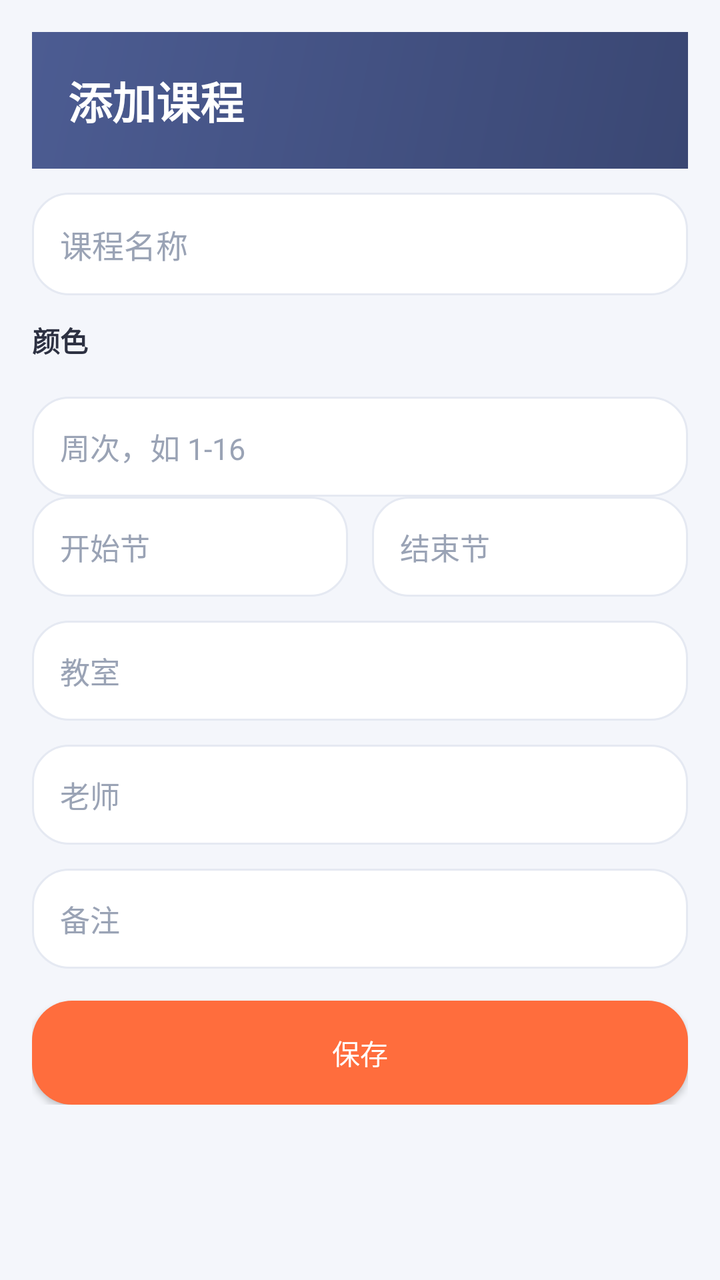
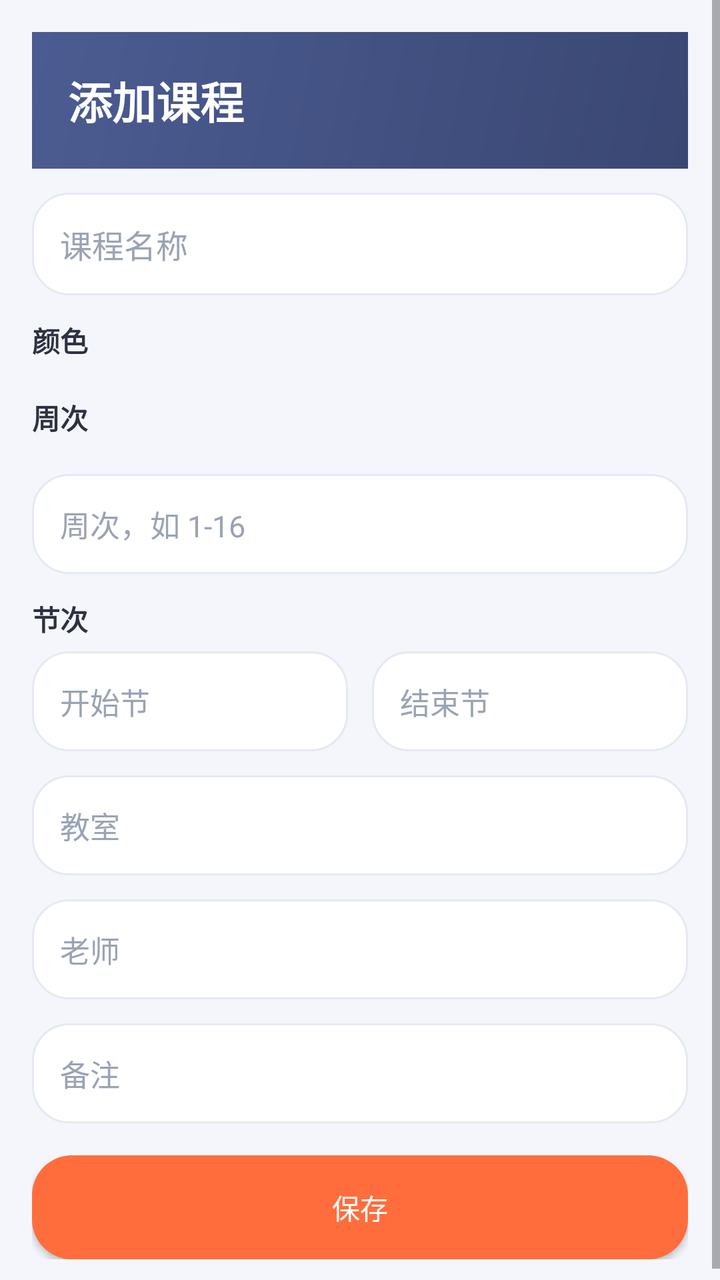

Two renders of the same Android screen: before a commit and after it. Below are the layout's source before the change and the commit's diff.
<!-- AndroidManifest.xml: application theme Theme.QingKebiao -->
<!-- res/layout/activity_add_course.xml -->
<?xml version="1.0" encoding="utf-8"?>
<ScrollView xmlns:android="http://schemas.android.com/apk/res/android"
    android:layout_width="match_parent"
    android:layout_height="match_parent"
    android:background="#F4F6FB">
    <LinearLayout
        android:orientation="vertical"
        android:padding="16dp"
        android:layout_width="match_parent"
        android:layout_height="wrap_content">

        <LinearLayout
            android:orientation="vertical"
            android:background="@drawable/bg_header"
            android:padding="18dp"
            android:layout_width="match_parent"
            android:layout_height="wrap_content">
            <TextView
                android:text="添加课程"
                android:textColor="#FFFFFF"
                android:textSize="22sp"
                android:textStyle="bold"
                android:layout_width="wrap_content"
                android:layout_height="wrap_content" />
        </LinearLayout>

        <EditText
            android:id="@+id/et_course_name"
            android:hint="课程名称"
            android:textSize="16sp"
            android:textColor="#2D3142"
            android:textColorHint="#9AA3B5"
            android:background="@drawable/bg_search_box"
            android:padding="14dp"
            android:layout_marginTop="12dp"
            android:layout_width="match_parent"
            android:layout_height="wrap_content" />

        <TextView
            android:text="颜色"
            android:textSize="14sp"
            android:textStyle="bold"
            android:textColor="#2D3142"
            android:paddingTop="12dp"
            android:paddingBottom="6dp"
            android:layout_width="wrap_content"
            android:layout_height="wrap_content" />
        <HorizontalScrollView
            android:layout_width="match_parent"
            android:layout_height="wrap_content">
            <LinearLayout
                android:id="@+id/color_row"
                android:orientation="horizontal"
                android:layout_width="wrap_content"
                android:layout_height="wrap_content" />
        </HorizontalScrollView>

        <EditText
            android:id="@+id/et_weeks"
            android:hint="周次，如 1-16"
            android:textSize="15sp"
            android:textColor="#2D3142"
            android:textColorHint="#9AA3B5"
            android:background="@drawable/bg_search_box"
            android:padding="14dp"
            android:layout_marginTop="12dp"
            android:layout_width="match_parent"
            android:layout_height="wrap_content" />

        <LinearLayout
            android:orientation="horizontal"
            android:layout_width="match_parent"
            android:layout_height="wrap_content">
            <EditText
                android:id="@+id/et_start"
                android:hint="开始节"
                android:inputType="number"
                android:textSize="15sp"
                android:textColor="#2D3142"
                android:textColorHint="#9AA3B5"
                android:background="@drawable/bg_search_box"
                android:padding="14dp"
                android:layout_weight="1"
                android:layout_marginRight="6dp"
                android:layout_width="0dp"
                android:layout_height="wrap_content" />
            <EditText
                android:id="@+id/et_end"
                android:hint="结束节"
                android:inputType="number"
                android:textSize="15sp"
                android:textColor="#2D3142"
                android:textColorHint="#9AA3B5"
                android:background="@drawable/bg_search_box"
                android:padding="14dp"
                android:layout_weight="1"
                android:layout_marginLeft="6dp"
                android:layout_width="0dp"
                android:layout_height="wrap_content" />
        </LinearLayout>

        <EditText
            android:id="@+id/et_location"
            android:hint="教室"
            android:textSize="15sp"
            android:textColor="#2D3142"
            android:textColorHint="#9AA3B5"
            android:background="@drawable/bg_search_box"
            android:padding="14dp"
            android:layout_marginTop="12dp"
            android:layout_width="match_parent"
            android:layout_height="wrap_content" />
        <EditText
            android:id="@+id/et_teacher"
            android:hint="老师"
            android:textSize="15sp"
            android:textColor="#2D3142"
            android:textColorHint="#9AA3B5"
            android:background="@drawable/bg_search_box"
            android:padding="14dp"
            android:layout_marginTop="12dp"
            android:layout_width="match_parent"
            android:layout_height="wrap_content" />
        <EditText
            android:id="@+id/et_remark"
            android:hint="备注"
            android:textSize="15sp"
            android:textColor="#2D3142"
            android:textColorHint="#9AA3B5"
            android:background="@drawable/bg_search_box"
            android:padding="14dp"
            android:layout_marginTop="12dp"
            android:layout_width="match_parent"
            android:layout_height="wrap_content" />

        <Button
            android:id="@+id/btn_save"
            android:text="保存"
            android:textColor="#FFFFFF"
            android:background="@drawable/bg_button_primary"
            android:layout_width="match_parent"
            android:layout_height="52dp"
            android:layout_marginTop="16dp" />
    </LinearLayout>
</ScrollView>
<!-- resources referenced by this layout -->
<resources>
  <!-- drawable bg_button_primary (drawable) -->
  <shape xmlns:android="http://schemas.android.com/apk/res/android">
      <solid android:color="#FF6D3D" />
      <corners android:radius="20dp" />
  </shape>
  <!-- drawable bg_header (drawable) -->
  <shape xmlns:android="http://schemas.android.com/apk/res/android">
      <gradient
          android:startColor="#4C5C92"
          android:endColor="#3A4773"
          android:angle="315" />
  </shape>
  <!-- drawable bg_search_box (drawable) -->
  <shape xmlns:android="http://schemas.android.com/apk/res/android">
      <solid android:color="#FFFFFF" />
      <corners android:radius="18dp" />
      <stroke android:width="1dp" android:color="#E5E9F2" />
  </shape>
  <style name="Theme.QingKebiao" parent="@android:style/Theme.Material.Light.NoActionBar">
          <item name="android:colorPrimary">#4C5C92</item>
          <item name="android:colorAccent">#FF6D3D</item>
          <item name="android:windowBackground">#F4F6FB</item>
          <item name="android:navigationBarColor">#FFFFFF</item>
          <item name="android:statusBarColor">#3A4773</item>
          <item name="android:textColorPrimary">#2D3142</item>
      </style>
</resources>

<!-- the commit's change to res/layout/activity_add_course.xml (unified diff, before → after) -->
@@ -55,6 +55,15 @@
                 android:layout_height="wrap_content" />
         </HorizontalScrollView>
 
+        <TextView
+            android:text="周次"
+            android:textSize="14sp"
+            android:textStyle="bold"
+            android:textColor="#2D3142"
+            android:paddingTop="12dp"
+            android:paddingBottom="6dp"
+            android:layout_width="wrap_content"
+            android:layout_height="wrap_content" />
         <EditText
             android:id="@+id/et_weeks"
             android:hint="周次，如 1-16"
@@ -67,6 +76,15 @@
             android:layout_width="match_parent"
             android:layout_height="wrap_content" />
 
+        <TextView
+            android:text="节次"
+            android:textSize="14sp"
+            android:textStyle="bold"
+            android:textColor="#2D3142"
+            android:paddingTop="12dp"
+            android:paddingBottom="6dp"
+            android:layout_width="wrap_content"
+            android:layout_height="wrap_content" />
         <LinearLayout
             android:orientation="horizontal"
             android:layout_width="match_parent"
